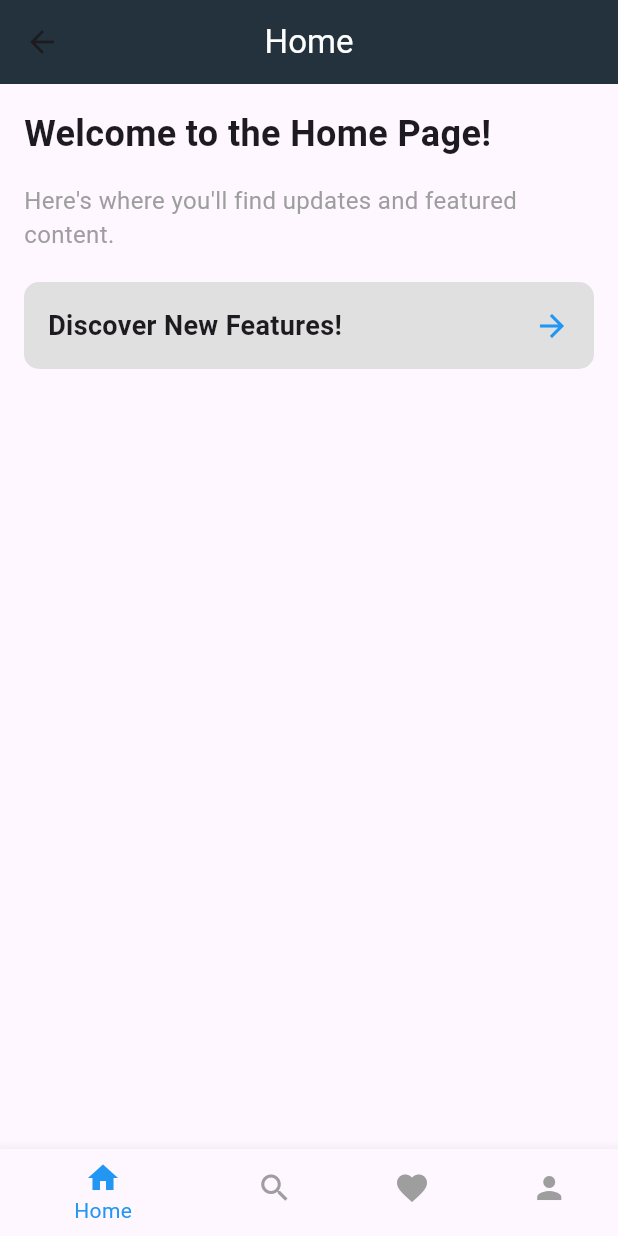
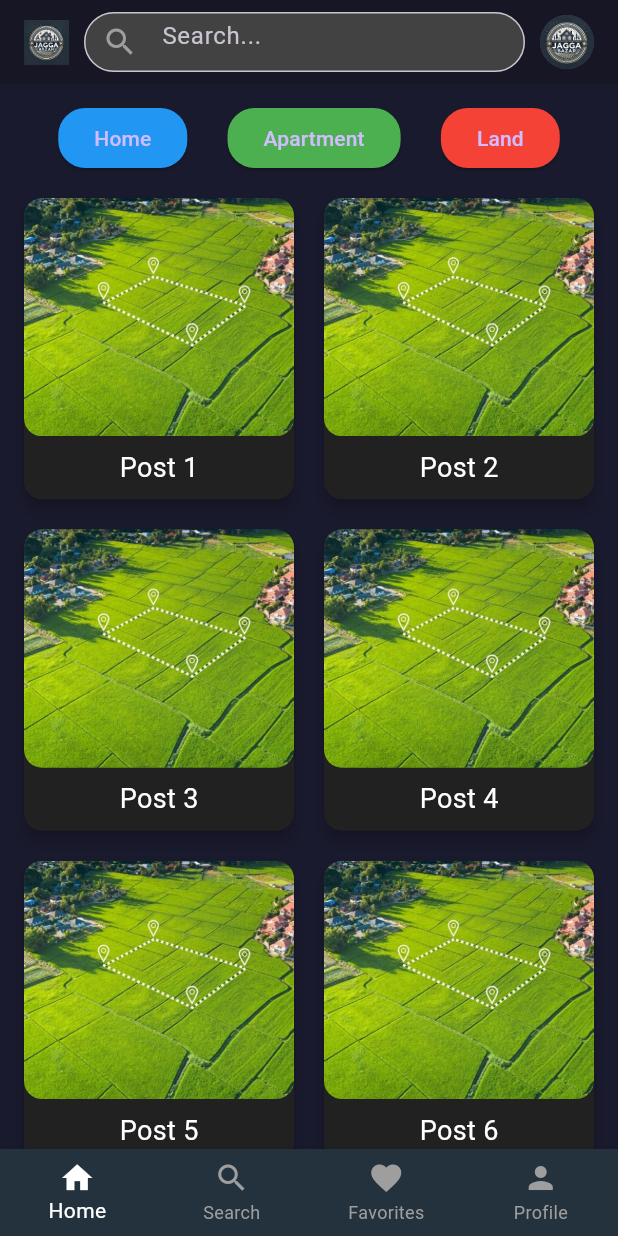
Before and after one commit to vikitex007/Jagga_Bazar, a Flutter app: the DashboardScreen screen opened by its route, on a phone screen of 412 x 824 dp. Run offline on Flutter 3.47's test engine with Material 3 defaults, Android fonts, the phone set to English and light mode, and no system bars; our stand-ins replace smooth_page_indicator.

Commit message:
dashboard updated

```diff
--- /dev/null
+++ b/lib/view/bottom_navigation/favourite_screen.dart
@@ -0,0 +1,13 @@
+import 'package:flutter/cupertino.dart';
+import 'package:flutter/material.dart';
+
+class FavouriteScreen extends StatelessWidget {
+  const FavouriteScreen({super.key});
+
+  @override
+  Widget build(BuildContext context) {
+    return const Scaffold(
+      body: Center(child: Text("This is Favourite Screen")) ,
+    );
+  }
+}
--- /dev/null
+++ b/lib/view/bottom_navigation/home_screen.dart
@@ -0,0 +1,153 @@
+import 'package:flutter/material.dart';
+
+class HomeScreen extends StatelessWidget {
+  const HomeScreen({super.key});
+
+  @override
+  Widget build(BuildContext context) {
+    return MaterialApp(
+      debugShowCheckedModeBanner: false,
+      theme: ThemeData.dark().copyWith(
+        scaffoldBackgroundColor: const Color(0xFF1A1A2E),
+        appBarTheme: const AppBarTheme(
+          backgroundColor: Color(0xFF161625),
+        ),
+      ),
+      home: Scaffold(
+        appBar: AppBar(
+          title: SizedBox(
+            width: double.infinity,
+            child: Row(
+              mainAxisAlignment: MainAxisAlignment.spaceBetween,
+              children: [
+                // Logo at the top-left
+                Image.asset(
+                  'assets/images/jagg.png', // Replace with your logo asset path
+                  height: 30,
+                ),
+                // Search bar at the center
+                Expanded(
+                  child: Container(
+                    margin: const EdgeInsets.symmetric(horizontal: 10),
+                    height: 40,
+                    child: TextField(
+                      decoration: InputDecoration(
+                        hintText: 'Search...',
+                        prefixIcon: const Icon(Icons.search, color: Colors.grey),
+                        border: OutlineInputBorder(
+                          borderRadius: BorderRadius.circular(20),
+                        ),
+                        filled: true,
+                        fillColor: Colors.grey[800],
+                      ),
+                      style: const TextStyle(color: Colors.white),
+                    ),
+                  ),
+                ),
+                // Circular avatar at the top-right
+                const CircleAvatar(
+                  backgroundImage:
+                  AssetImage('assets/images/jagg.png'), // Replace with your avatar image path
+                  radius: 18,
+                ),
+              ],
+            ),
+          ),
+        ),
+        body: SingleChildScrollView(
+          child: Padding(
+            padding: const EdgeInsets.all(12.0),
+            child: Column(
+              crossAxisAlignment: CrossAxisAlignment.start,
+              children: [
+                // Row with clickable buttons: Home, Apartment, Land
+                Row(
+                  mainAxisAlignment: MainAxisAlignment.spaceEvenly,
+                  children: [
+                    ElevatedButton(
+                      onPressed: () {},
+                      style: ElevatedButton.styleFrom(
+                        backgroundColor: const Color(0xFF2196F3),
+                        shape: RoundedRectangleBorder(
+                          borderRadius: BorderRadius.circular(18.0),
+                        ),
+                      ),
+                      child: const Text('Home'),
+                    ),
+                    ElevatedButton(
+                      onPressed: () {},
+                      style: ElevatedButton.styleFrom(
+                        backgroundColor: const Color(0xFF4CAF50),
+                        shape: RoundedRectangleBorder(
+                          borderRadius: BorderRadius.circular(18.0),
+                        ),
+                      ),
+                      child: const Text('Apartment'),
+                    ),
+                    ElevatedButton(
+                      onPressed: () {},
+                      style: ElevatedButton.styleFrom(
+                        backgroundColor: const Color(0xFFF44336),
+                        shape: RoundedRectangleBorder(
+                          borderRadius: BorderRadius.circular(18.0),
+                        ),
+                      ),
+                      child: const Text('Land'),
+                    ),
+                  ],
+                ),
+                const SizedBox(height: 12),
+                // GridView with 2 columns for posts
+                GridView.builder(
+                  shrinkWrap: true,
+                  physics: const NeverScrollableScrollPhysics(),
+                  gridDelegate: const SliverGridDelegateWithFixedCrossAxisCount(
+                    crossAxisCount: 2, // 2 columns
+                    childAspectRatio: 0.9, // Adjust aspect ratio
+                    crossAxisSpacing: 12,
+                    mainAxisSpacing: 12,
+                  ),
+                  itemCount: 8, // Example: Displaying 8 posts
+                  itemBuilder: (context, index) {
+                    return Card(
+                      color: Colors.grey[900],
+                      elevation: 4,
+                      shape: RoundedRectangleBorder(
+                        borderRadius: BorderRadius.circular(12),
+                      ),
+                      child: Column(
+                        mainAxisAlignment: MainAxisAlignment.center,
+                        children: [
+                          Expanded(
+                            child: ClipRRect(
+                              borderRadius: BorderRadius.circular(12),
+                              child: Image.asset(
+                                'assets/post/land1.jpeg', // Replace with your image assets
+                                fit: BoxFit.cover,
+                                width: double.infinity,
+                              ),
+                            ),
+                          ),
+                          Padding(
+                            padding: const EdgeInsets.all(8.0),
+                            child: Text(
+                              'Post ${index + 1}',
+                              style: const TextStyle(
+                                fontSize: 18,
+                                color: Colors.white,
+                              ),
+                            ),
+                          ),
+                        ],
+                      ),
+                    );
+                  },
+                ),
+              ],
+            ),
+          ),
+        ),
+      ),
+    );
+  }
+}
--- /dev/null
+++ b/lib/view/bottom_navigation/profile_screen.dart
@@ -0,0 +1,12 @@
+import 'package:flutter/material.dart';
+
+class ProfileScreen extends StatelessWidget {
+  const ProfileScreen({super.key});
+
+  @override
+  Widget build(BuildContext context) {
+    return const Scaffold(
+      body: Center(child: Text("This is Profile Screen")) ,
+    );
+  }
+}
--- /dev/null
+++ b/lib/view/bottom_navigation/search_screen.dart
@@ -0,0 +1,12 @@
+import 'package:flutter/material.dart';
+
+class SearchScreen extends StatelessWidget {
+  const SearchScreen({super.key});
+
+  @override
+  Widget build(BuildContext context) {
+    return const Scaffold(
+      body: Center(child: Text("This is Search Screen")) ,
+    );
+  }
+}
--- a/lib/view/dashboard_screen.dart
+++ b/lib/view/dashboard_screen.dart
@@ -1,22 +1,175 @@
-import 'package:flutter/cupertino.dart';
+// import 'package:flutter/cupertino.dart';
+// import 'package:flutter/material.dart';
+//
+// class DashboardScreen extends StatefulWidget {
+//   const DashboardScreen({super.key});
+//
+//   @override
+//   State<DashboardScreen> createState() => _DashboardScreenState();
+// }
+//
+// class _DashboardScreenState extends State<DashboardScreen> {
+//   int _currentIndex = 0;
+//
+//   final List<Widget> _pages = [
+//     const HomePage(),
+//     const SearchPage(),
+//     const FavoritesPage(),
+//     const ProfilePage(),
+//   ];
+//
+//   final List<String> _titles = [
+//     "Home",
+//     "Search",
+//     "Favorites",
+//     "Profile",
+//   ];
+//
+//   @override
+//   Widget build(BuildContext context) {
+//     return Scaffold(
+//       appBar: AppBar(
+//         backgroundColor: const Color.fromRGBO(35, 50, 60, 1.0),
+//         title: Text(
+//           _titles[_currentIndex],
+//           style: const TextStyle(color: Colors.white),
+//         ),
+//         centerTitle: true,
+//       ),
+//       body: _pages[_currentIndex],
+//       bottomNavigationBar: BottomNavigationBar(
+//         currentIndex: _currentIndex,
+//         onTap: (index) {
+//           setState(() {
+//             _currentIndex = index;
+//           });
+//         },
+//         items: const [
+//           BottomNavigationBarItem(
+//             icon: Icon(Icons.home),
+//             label: 'Home',
+//           ),
+//           BottomNavigationBarItem(
+//             icon: Icon(Icons.search),
+//             label: 'Search',
+//           ),
+//           BottomNavigationBarItem(
+//             icon: Icon(Icons.favorite),
+//             label: 'Favorites',
+//           ),
+//           BottomNavigationBarItem(
+//             icon: Icon(Icons.person),
+//             label: 'Profile',
+//           ),
+//         ],
+//         selectedItemColor: Colors.blue,
+//         unselectedItemColor: Colors.grey,
+//       ),
+//     );
+//   }
+// }
+//
+// class HomePage extends StatelessWidget {
+//   const HomePage({super.key});
+//
+//   @override
+//   Widget build(BuildContext context) {
+//     return Padding(
+//       padding: const EdgeInsets.all(16.0),
+//       child: Column(
+//         crossAxisAlignment: CrossAxisAlignment.start,
+//         children: [
+//           const Text(
+//             'Welcome to the Home Page!',
+//             style: TextStyle(fontSize: 24, fontWeight: FontWeight.bold),
+//           ),
+//           const SizedBox(height: 16),
+//           const Text(
+//             "Here's where you'll find updates and featured content.",
+//             style: TextStyle(fontSize: 16, color: Colors.grey),
+//           ),
+//           const SizedBox(height: 20),
+//           Container(
+//             padding: const EdgeInsets.all(16),
+//             decoration: BoxDecoration(
+//               color: Colors.grey[300],
+//               borderRadius: BorderRadius.circular(10),
+//             ),
+//             child: Row(
+//               mainAxisAlignment: MainAxisAlignment.spaceBetween,
+//               children: const [
+//                 Text(
+//                   'Discover New Features!',
+//                   style: TextStyle(
+//                     fontSize: 18,
+//                     fontWeight: FontWeight.bold,
+//                   ),
+//                 ),
+//                 Icon(Icons.arrow_forward, color: Colors.blue),
+//               ],
+//             ),
+//           ),
+//         ],
+//       ),
+//     );
+//   }
+// }
+//
+// class SearchPage extends StatelessWidget {
+//   const SearchPage({super.key});
+//
+//   @override
+//   Widget build(BuildContext context) {
+//     return const Center(
+//       child: Text(
+//         'This is the Search Page',
+//         style: TextStyle(fontSize: 18),
+//       ),
+//     );
+//   }
+// }
+//
+// class FavoritesPage extends StatelessWidget {
+//   const FavoritesPage({super.key});
+//
+//   @override
+//   Widget build(BuildContext context) {
+//     return const Center(
+//       child: Text(
+//         'This is the Favorites Page',
+//         style: TextStyle(fontSize: 18),
+//       ),
+//     );
+//   }
+// }
+//
+// class ProfilePage extends StatelessWidget {
+//   const ProfilePage({super.key});
+//
+//   @override
+//   Widget build(BuildContext context) {
+//     return const Center(
+//       child: Text(
+//         'This is the Profile Page',
+//         style: TextStyle(fontSize: 18),
+//       ),
+//     );
+//   }
+// }
+
 import 'package:flutter/material.dart';
+import 'package:jaggabazar/view/bottom_navigation/profile_screen.dart';
+import 'bottom_navigation/favourite_screen.dart';
+import 'bottom_navigation/home_screen.dart';
+import 'bottom_navigation/search_screen.dart';
 
 class DashboardScreen extends StatefulWidget {
-  const DashboardScreen({super.key});
-
   @override
   State<DashboardScreen> createState() => _DashboardScreenState();
 }
 
 class _DashboardScreenState extends State<DashboardScreen> {
-  int _currentIndex = 0;
-
-  final List<Widget> _pages = [
-    const HomePage(),
-    const SearchPage(),
-    const FavoritesPage(),
-    const ProfilePage(),
-  ];
+  int _selectedIndex = 0;
 
   final List<String> _titles = [
     "Home",
@@ -25,134 +178,55 @@ class _DashboardScreenState extends State<DashboardScreen> {
     "Profile",
   ];
 
+  final List<Widget> _bottomScreens = [
+    const HomeScreen(),
+    const SearchScreen(),
+    const FavouriteScreen(),
+    const ProfileScreen(),
+  ];
+
   @override
   Widget build(BuildContext context) {
     return Scaffold(
-      appBar: AppBar(
-        backgroundColor: const Color.fromRGBO(35, 50, 60, 1.0),
+      appBar: _selectedIndex == 0 ? null : AppBar(  // यदि _selectedIndex 0 हो भने AppBar नदेखाउने
         title: Text(
-          _titles[_currentIndex],
+          _titles[_selectedIndex],
           style: const TextStyle(color: Colors.white),
         ),
         centerTitle: true,
+        backgroundColor: const Color.fromRGBO(35, 50, 60, 1.0),
       ),
-      body: _pages[_currentIndex],
+      body: _bottomScreens[_selectedIndex],
       bottomNavigationBar: BottomNavigationBar(
-        currentIndex: _currentIndex,
-        onTap: (index) {
-          setState(() {
-            _currentIndex = index;
-          });
-        },
+        type: BottomNavigationBarType.fixed,
+        selectedItemColor: Colors.white,
+        unselectedItemColor: Colors.grey,
+        backgroundColor: const Color.fromRGBO(35, 50, 60, 1.0),
         items: const [
           BottomNavigationBarItem(
             icon: Icon(Icons.home),
-            label: 'Home',
+            label: "Home",
           ),
           BottomNavigationBarItem(
             icon: Icon(Icons.search),
-            label: 'Search',
+            label: "Search",
           ),
           BottomNavigationBarItem(
             icon: Icon(Icons.favorite),
-            label: 'Favorites',
+            label: "Favorites",
           ),
           BottomNavigationBarItem(
             icon: Icon(Icons.person),
-            label: 'Profile',
+            label: "Profile",
           ),
         ],
-        selectedItemColor: Colors.blue,
-        unselectedItemColor: Colors.grey,
+        currentIndex: _selectedIndex,
+        onTap: (index) {
+          setState(() {
+            _selectedIndex = index;
+          });
+        },
       ),
     );
   }
 }
-
-class HomePage extends StatelessWidget {
-  const HomePage({super.key});
-
-  @override
-  Widget build(BuildContext context) {
-    return Padding(
-      padding: const EdgeInsets.all(16.0),
-      child: Column(
-        crossAxisAlignment: CrossAxisAlignment.start,
-        children: [
-          const Text(
-            'Welcome to the Home Page!',
-            style: TextStyle(fontSize: 24, fontWeight: FontWeight.bold),
-          ),
-          const SizedBox(height: 16),
-          const Text(
-            "Here's where you'll find updates and featured content.",
-            style: TextStyle(fontSize: 16, color: Colors.grey),
-          ),
-          const SizedBox(height: 20),
-          Container(
-            padding: const EdgeInsets.all(16),
-            decoration: BoxDecoration(
-              color: Colors.grey[300],
-              borderRadius: BorderRadius.circular(10),
-            ),
-            child: Row(
-              mainAxisAlignment: MainAxisAlignment.spaceBetween,
-              children: const [
-                Text(
-                  'Discover New Features!',
-                  style: TextStyle(
-                    fontSize: 18,
-                    fontWeight: FontWeight.bold,
-                  ),
-                ),
-                Icon(Icons.arrow_forward, color: Colors.blue),
-              ],
-            ),
-          ),
-        ],
-      ),
-    );
-  }
-}
-
-class SearchPage extends StatelessWidget {
-  const SearchPage({super.key});
-
-  @override
-  Widget build(BuildContext context) {
-    return const Center(
-      child: Text(
-        'This is the Search Page',
-        style: TextStyle(fontSize: 18),
-      ),
-    );
-  }
-}
-
-class FavoritesPage extends StatelessWidget {
-  const FavoritesPage({super.key});
-
-  @override
-  Widget build(BuildContext context) {
-    return const Center(
-      child: Text(
-        'This is the Favorites Page',
-        style: TextStyle(fontSize: 18),
-      ),
-    );
-  }
-}
-
-class ProfilePage extends StatelessWidget {
-  const ProfilePage({super.key});
-
-  @override
-  Widget build(BuildContext context) {
-    return const Center(
-      child: Text(
-        'This is the Profile Page',
-        style: TextStyle(fontSize: 18),
-      ),
-    );
-  }
-}
--- a/lib/view/register_screen.dart
+++ b/lib/view/register_screen.dart
@@ -8,9 +8,12 @@ class RegisterScreen extends StatefulWidget {
 class _RegisterScreenState extends State<RegisterScreen> {
   final GlobalKey<FormState> _formKey = GlobalKey<FormState>();
   final TextEditingController _nameController = TextEditingController();
+
   final TextEditingController _numberController = TextEditingController();
+  final TextEditingController _emailController = TextEditingController();
   final TextEditingController _passwordController = TextEditingController();
   final TextEditingController _confirmPasswordController = TextEditingController();
+
 
   String? _selectedLocation;
   final List<String> _locations = ['Kathmandu', 'Jhapa', 'Dhangadi', 'Pokhara'];
@@ -155,7 +158,35 @@ class _RegisterScreenState extends State<RegisterScreen> {
                               return null;
                             },
                           ),
+
+                          //Email Textfield
                           const SizedBox(height: 20.0),
+                          TextFormField(
+                            controller: _emailController,
+                            decoration: InputDecoration(
+                              labelText: 'Email',
+                              hintText: 'Enter your Email',
+                              labelStyle: const TextStyle(color: Colors.white),
+                              hintStyle: const TextStyle(color: Colors.white54),
+                              filled: true,
+                              fillColor: Colors.white.withOpacity(0.2),
+                              border: OutlineInputBorder(
+                                borderRadius: BorderRadius.circular(10),
+                                borderSide: BorderSide.none,
+                              ),
+                            ),
+                            keyboardType: TextInputType.phone,
+                            style: const TextStyle(color: Colors.white),
+                            validator: (value) {
+                              if (value == null || value.isEmpty) {
+                                return 'Please enter your Email';
+                              }
+                              return null;
+                            },
+                          ),
+                          const SizedBox(height: 20.0),
+
+
 
                           // Password Field
                           TextFormField(
--- a/pubspec.yaml
+++ b/pubspec.yaml
@@ -61,6 +61,7 @@ flutter:
   # To add assets to your application, add an assets section, like this:
   assets:
      - assets/images/
+     - assets/post/
 
   # An image asset can refer to one or more resolution-specific "variants", see
   # https://flutter.dev/to/resolution-aware-images
```
Also changed, not shown: assets/post/land1.jpeg (added).
